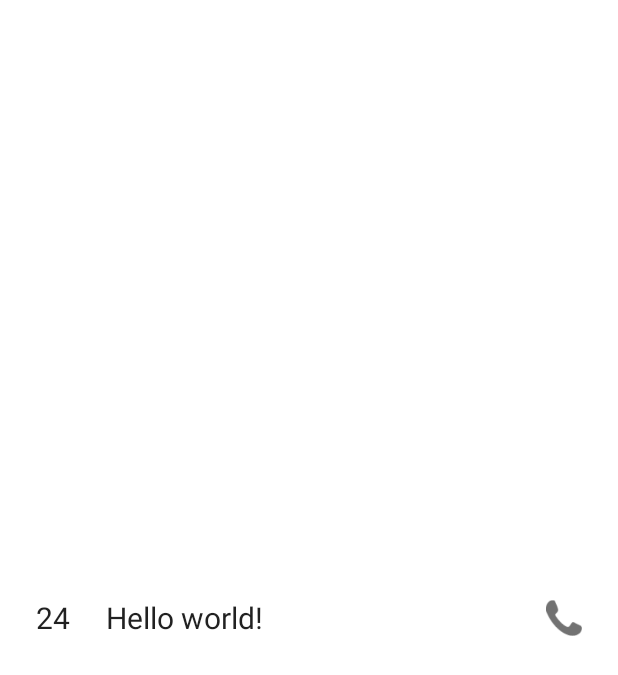
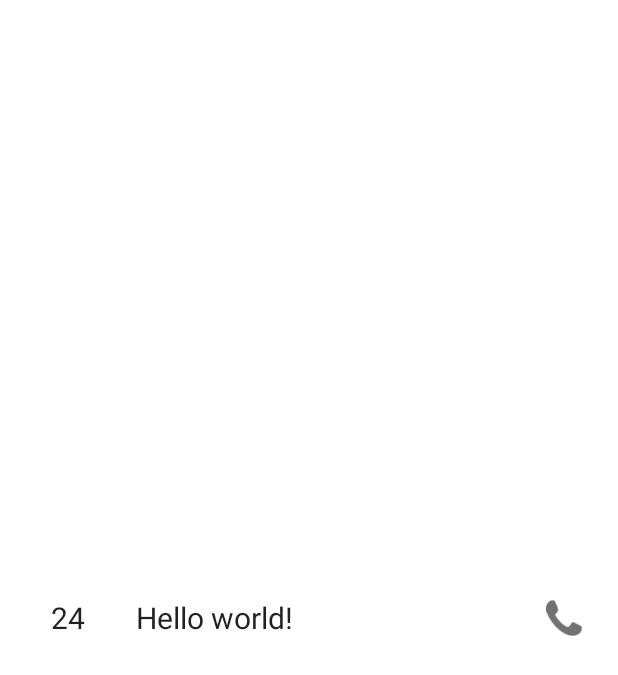
Before and after one commit to Carrot-Drone/Android-App-For-User, an Android app: the layout list_item_call.xml on its own in the app's theme, with its tools: preview values and no code run, on a phone screen of 412 x 824 dp. Shown: the top 675 px of the screen. Run offline under Robolectric (Android 15) with nearby library versions, the phone set to English and light mode, and no system bars; Roboto replaces fonts that are not available here.

```diff
--- a/app/src/main/res/layout/list_item_call.xml
+++ b/app/src/main/res/layout/list_item_call.xml
@@ -24,7 +24,7 @@
         android:layout_height="wrap_content"
         android:layout_alignTop="@+id/icons"
         android:layout_centerVertical="true"
-        android:layout_marginLeft="24dp"
+        android:layout_marginLeft="34dp"
         android:layout_toEndOf="@+id/call_count"
         android:layout_toRightOf="@+id/call_count"
         android:maxLength="12"
@@ -42,7 +42,7 @@
         android:layout_alignParentStart="true"
         android:layout_centerVertical="true"
         android:layout_marginBottom="16dp"
-        android:layout_marginLeft="24dp"
+        android:layout_marginLeft="34dp"
         android:layout_marginTop="16dp"
         android:text="24"
         android:textColor="@color/black87"
```
